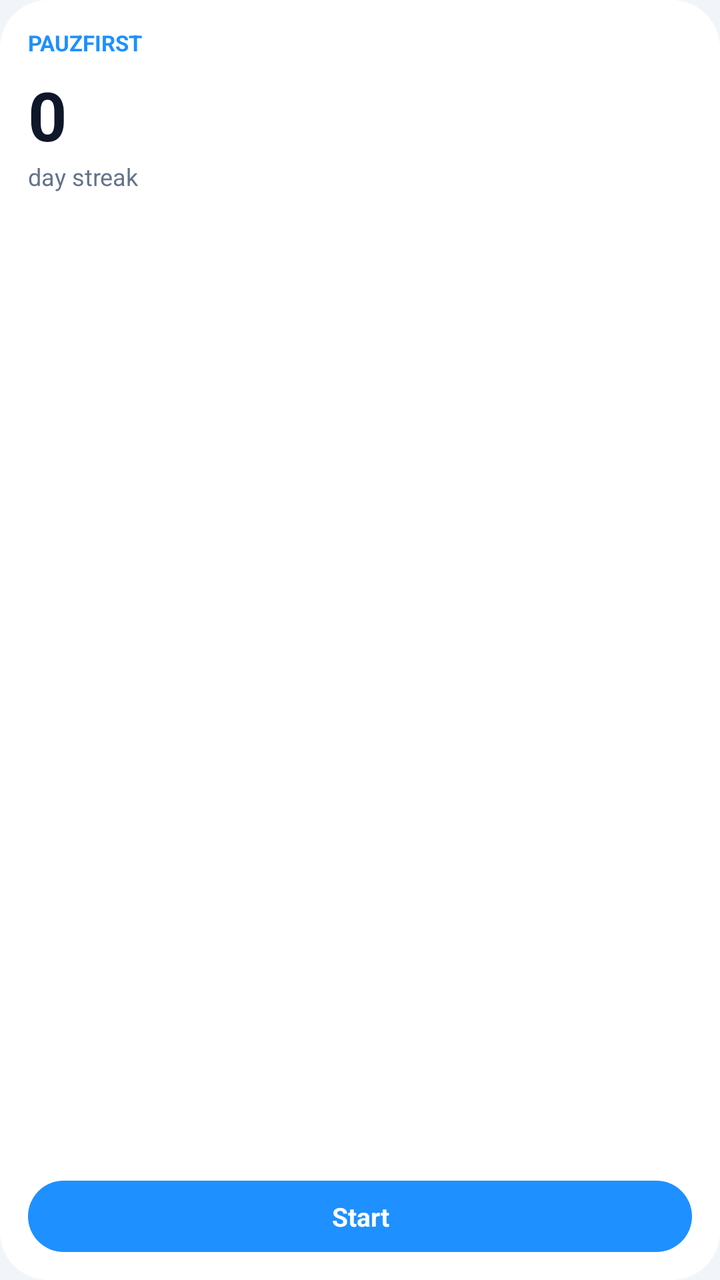
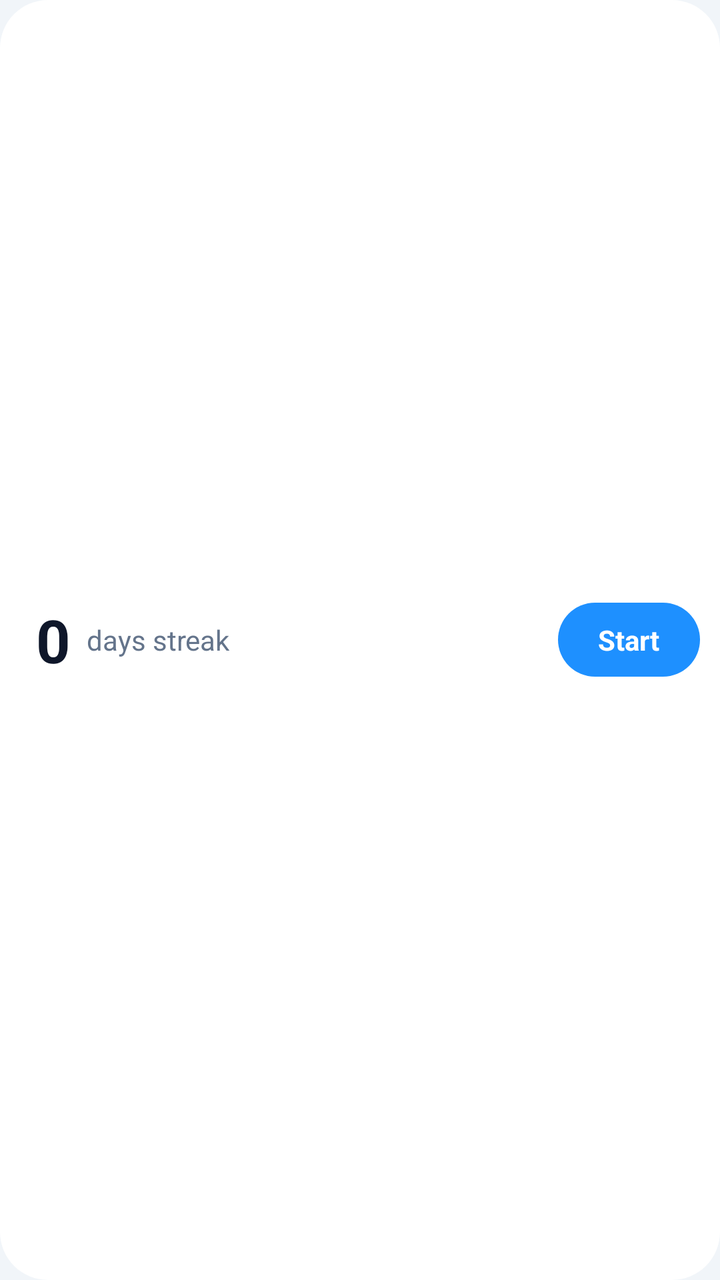

Before-and-after screenshots of an Android layout around one commit, followed by the original layout XML and the change that was made.
<!-- AndroidManifest.xml: application theme AppTheme -->
<!-- res/layout/widget_streak.xml -->
<?xml version="1.0" encoding="utf-8"?>
<LinearLayout xmlns:android="http://schemas.android.com/apk/res/android"
    android:id="@+id/w_root"
    android:layout_width="match_parent"
    android:layout_height="match_parent"
    android:background="@drawable/widget_bg"
    android:orientation="vertical"
    android:padding="14dp">

    <TextView
        android:layout_width="wrap_content"
        android:layout_height="wrap_content"
        android:text="PAUZFIRST"
        android:textColor="#1E90FF"
        android:textSize="11sp"
        android:textStyle="bold" />

    <TextView
        android:id="@+id/w_streak"
        android:layout_width="wrap_content"
        android:layout_height="wrap_content"
        android:layout_marginTop="6dp"
        android:text="0"
        android:textColor="@color/widget_text"
        android:textSize="34sp"
        android:textStyle="bold" />

    <TextView
        android:id="@+id/w_label"
        android:layout_width="wrap_content"
        android:layout_height="wrap_content"
        android:text="day streak"
        android:textColor="@color/widget_muted"
        android:textSize="12sp" />

    <View
        android:layout_width="match_parent"
        android:layout_height="0dp"
        android:layout_weight="1" />

    <TextView
        android:id="@+id/w_start"
        android:layout_width="match_parent"
        android:layout_height="wrap_content"
        android:background="@drawable/widget_btn"
        android:gravity="center"
        android:paddingTop="9dp"
        android:paddingBottom="9dp"
        android:text="Start"
        android:textColor="#FFFFFF"
        android:textSize="13sp"
        android:textStyle="bold" />
</LinearLayout>
<!-- resources referenced by this layout -->
<resources>
  <color name="widget_muted">#64748B</color>
  <color name="widget_text">#0F172A</color>
  <!-- drawable widget_bg (drawable) -->
  <?xml version="1.0" encoding="utf-8"?>
  <shape xmlns:android="http://schemas.android.com/apk/res/android" android:shape="rectangle">
      <solid android:color="@color/widget_bg" />
      <corners android:radius="24dp" />
  </shape>
  <!-- drawable widget_btn (drawable) -->
  <?xml version="1.0" encoding="utf-8"?>
  <shape xmlns:android="http://schemas.android.com/apk/res/android" android:shape="rectangle">
      <solid android:color="#1E90FF" />
      <corners android:radius="20dp" />
  </shape>
  <style name="AppTheme" parent="Theme.AppCompat.Light.NoActionBar">
          <item name="colorPrimary">#1E90FF</item>
          <item name="colorPrimaryDark">#1E90FF</item>
          <item name="colorAccent">#1E90FF</item>
          <item name="android:windowBackground">@drawable/launch_bg</item>
          <item name="android:statusBarColor">#F1F5F9</item>
          <item name="android:windowLightStatusBar">true</item>
      </style>
  <color name="widget_bg">#FFFFFF</color>
  <!-- drawable launch_bg (drawable) -->
  <?xml version="1.0" encoding="utf-8"?>
  <layer-list xmlns:android="http://schemas.android.com/apk/res/android">
      <item>
          <shape android:shape="rectangle">
              <solid android:color="#F1F5F9" />
          </shape>
      </item>
      <item
          android:width="112dp"
          android:height="112dp"
          android:gravity="center">
          <bitmap
              android:gravity="fill"
              android:src="@drawable/splash_tile" />
      </item>
  </layer-list>
  <!-- drawable splash_tile: png bitmap (drawable-nodpi, 40122 bytes) -->
</resources>

<!-- the commit's change to res/layout/widget_streak.xml (unified diff, before → after) -->
@@ -4,50 +4,49 @@
     android:layout_width="match_parent"
     android:layout_height="match_parent"
     android:background="@drawable/widget_bg"
-    android:orientation="vertical"
-    android:padding="14dp">
-
-    <TextView
-        android:layout_width="wrap_content"
-        android:layout_height="wrap_content"
-        android:text="PAUZFIRST"
-        android:textColor="#1E90FF"
-        android:textSize="11sp"
-        android:textStyle="bold" />
+    android:gravity="center_vertical"
+    android:orientation="horizontal"
+    android:paddingStart="18dp"
+    android:paddingEnd="10dp"
+    android:paddingTop="8dp"
+    android:paddingBottom="8dp">
 
     <TextView
         android:id="@+id/w_streak"
         android:layout_width="wrap_content"
         android:layout_height="wrap_content"
-        android:layout_marginTop="6dp"
         android:text="0"
         android:textColor="@color/widget_text"
-        android:textSize="34sp"
+        android:textSize="30sp"
         android:textStyle="bold" />
 
     <TextView
         android:id="@+id/w_label"
         android:layout_width="wrap_content"
         android:layout_height="wrap_content"
-        android:text="day streak"
+        android:layout_marginStart="8dp"
+        android:text="days streak"
         android:textColor="@color/widget_muted"
-        android:textSize="12sp" />
+        android:textSize="14sp" />
 
     <View
-        android:layout_width="match_parent"
-        android:layout_height="0dp"
+        android:layout_width="0dp"
+        android:layout_height="1dp"
         android:layout_weight="1" />
 
     <TextView
         android:id="@+id/w_start"
-        android:layout_width="match_parent"
+        android:layout_width="wrap_content"
         android:layout_height="wrap_content"
         android:background="@drawable/widget_btn"
         android:gravity="center"
+        android:paddingStart="20dp"
+        android:paddingEnd="20dp"
         android:paddingTop="9dp"
         android:paddingBottom="9dp"
+        android:maxLines="1"
         android:text="Start"
         android:textColor="#FFFFFF"
-        android:textSize="13sp"
+        android:textSize="14sp"
         android:textStyle="bold" />
 </LinearLayout>
